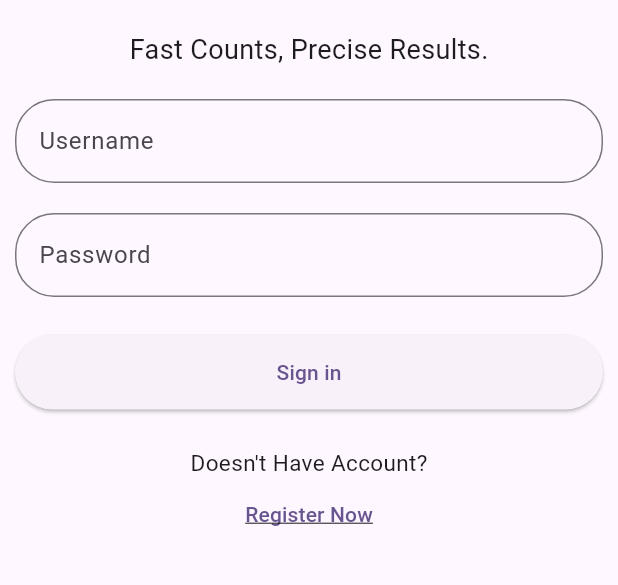
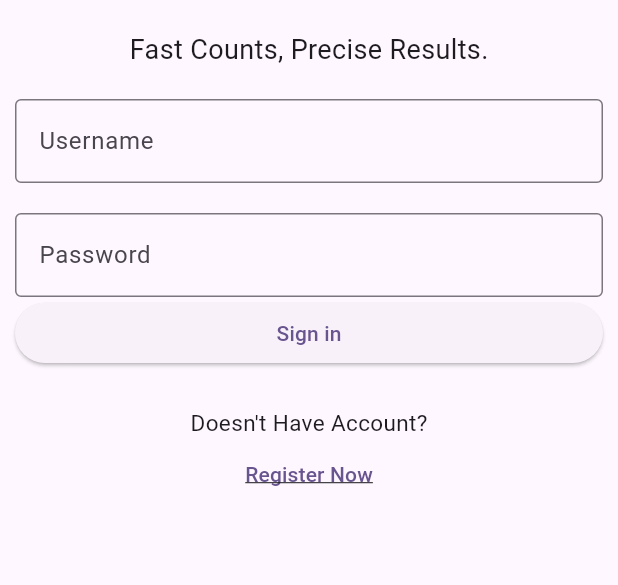
Before and after one commit to Hiyooooo/Tugas_Flutter_1, a Flutter app: the screen it shows after launch, on a phone screen of 412 x 824 dp, the part 339-924 px from its top. Run offline on Flutter 3.47's test engine with Material 3 defaults, Android fonts, the phone set to English and light mode, and no system bars.

Commit message:
Update Semua Widget Ke Reusable Component

```diff
--- a/lib/login_page.dart
+++ b/lib/login_page.dart
@@ -1,6 +1,8 @@
 import 'package:calculator_app/home_page.dart';
 import 'package:calculator_app/register_page.dart';
 import 'package:flutter/material.dart';
+import 'widgets/custom_button.dart';
+import 'widgets/custom_textfield.dart';
 
 class LoginPage extends StatefulWidget {
   const LoginPage({super.key});
@@ -64,42 +66,13 @@ class _LoginPageState extends State<LoginPage> {
               ),
             ),
 
-            SizedBox(height: 20),
-            TextField(
-              controller: usernameController,
-              decoration: InputDecoration(
-                labelText: "Username",
-                hintText: "Enter your username",
-                border: OutlineInputBorder(
-                  borderRadius: BorderRadius.circular(26),
-                ),
-              ),
-            ),
+            const SizedBox(height: 20),
+            CustomTextField(label: "Username", controller: usernameController),
 
-            SizedBox(height: 20),
-            TextField(
-              controller: passwordController,
-              obscureText: true,
-              decoration: InputDecoration(
-                labelText: "Password",
-                hintText: "Enter your password",
-                border: OutlineInputBorder(
-                  borderRadius: BorderRadius.circular(26),
-                ),
-              ),
-            ),
+            const SizedBox(height: 20),
+            CustomTextField(label: "Password", controller: passwordController),
 
-            Center(
-              child: Container(
-                margin: EdgeInsets.only(top: 25),
-                width: 400,
-                height: 50,
-                child: ElevatedButton(
-                  onPressed: loginSystem,
-                  child: Text("Sign in"),
-                ),
-              ),
-            ),
+            CustomButton(text: "Sign in", onPressed: loginSystem),
 
             Center(
               child: Container(
--- a/pubspec.yaml
+++ b/pubspec.yaml
@@ -34,6 +34,7 @@ dependencies:
   # The following adds the Cupertino Icons font to your application.
   # Use with the CupertinoIcons class for iOS style icons.
   cupertino_icons: ^1.0.8
+  get: ^4.7.2
 
 dev_dependencies:
   flutter_test:
```
Also changed, not shown: lib/home_page.dart (+15 -28 lines), pubspec.lock.
